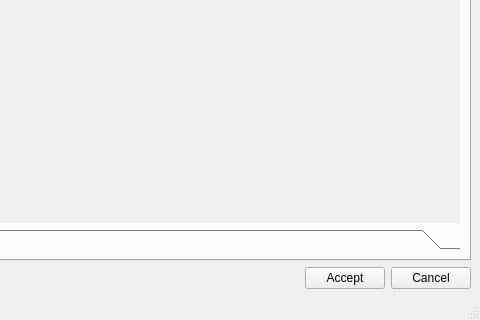
Giswater/giswater_qgis_plugin, file core/ui/toolbars/basic/info_feature.ui: the form before one commit; both pictures show x 296 to 776 and y 267 to 587 of the 776 by 587 pixel window.
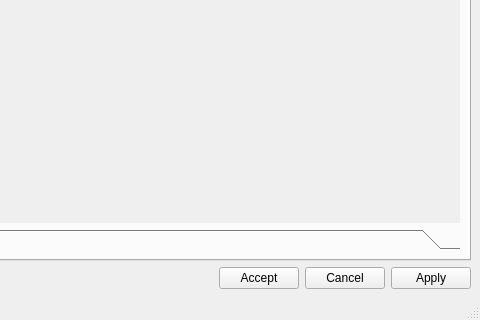
The form after the commit. Icons and pictures are not drawn.

Commit message: fix(info): add btn apply to save changes without closing

```diff
--- a/core/ui/toolbars/basic/info_feature.ui
+++ b/core/ui/toolbars/basic/info_feature.ui
@@ -53,6 +53,13 @@
         </property>
        </widget>
       </item>
+      <item>
+       <widget class="QPushButton" name="btn_apply">
+        <property name="text">
+         <string>Apply</string>
+        </property>
+       </widget>
+      </item>
      </layout>
     </item>
     <item row="1" column="0">
```
Left out of the diff: 16 changed lines with no effect on the pictures. The commit also changes 1 other file.
